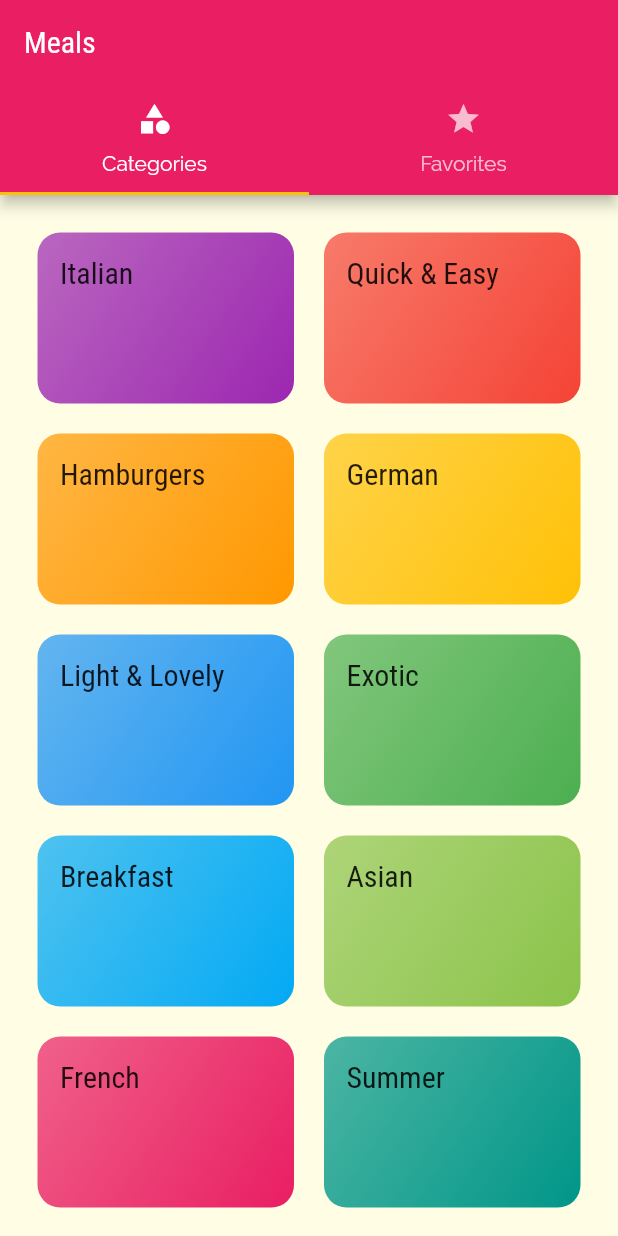
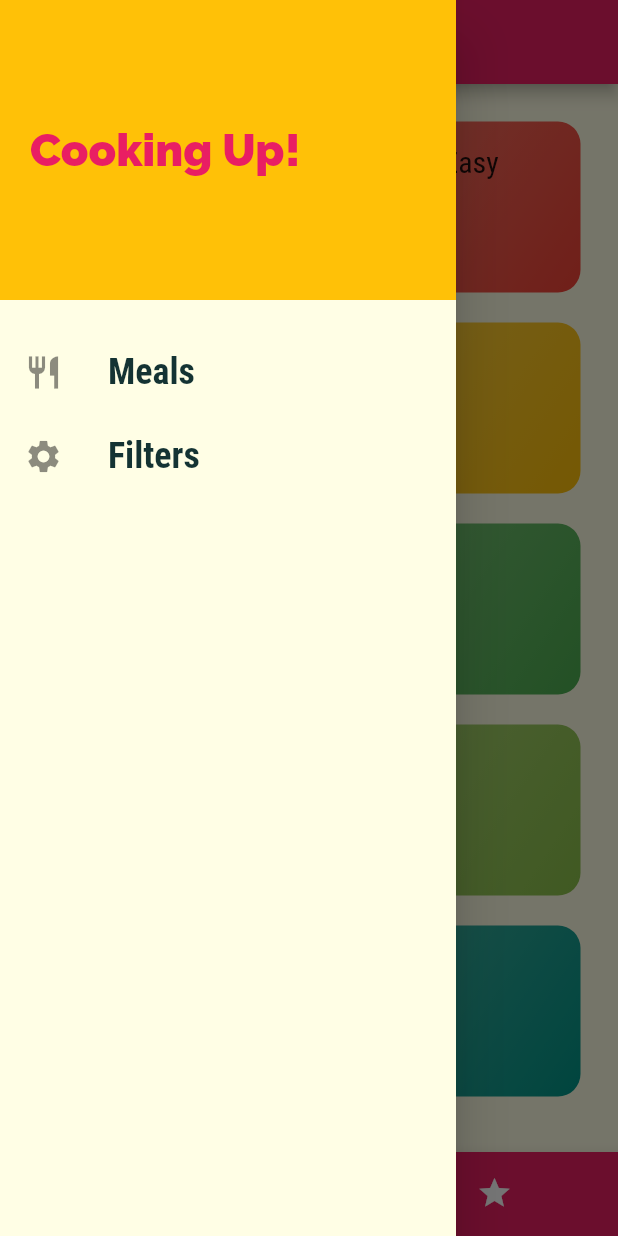
Before and after one commit to ducchungtx/meals-app, a Flutter app: the screen it shows after launch, with the side drawer open (before the commit the screen has no drawer), on a phone screen of 412 x 824 dp. Run offline on Flutter 3.47's test engine with Material 2 defaults, Android fonts, the phone set to English and light mode, and no system bars.

Commit message:
update the code

```diff
--- a/lib/main.dart
+++ b/lib/main.dart
@@ -1,16 +1,55 @@
 import 'package:flutter/material.dart';
+import 'package:meals_app/screens/filters_screen.dart';
 import 'package:meals_app/screens/tabs_screen.dart';
 
 import './screens/meal_detail_screen.dart';
 import './screens/categories_screen.dart';
 import './screens/category_meals_screen.dart';
+import './dummy_data.dart';
+import './models/meal.dart';
 
 void main() {
   runApp(const MyApp());
 }
 
-class MyApp extends StatelessWidget {
+class MyApp extends StatefulWidget {
   const MyApp({Key? key}) : super(key: key);
+
+  @override
+  State<MyApp> createState() => _MyAppState();
+}
+
+class _MyAppState extends State<MyApp> {
+  Map<String, bool> _filters = {
+    'gluten': false,
+    'lactose': false,
+    'vegan': false,
+    'vegetarian': false,
+  };
+
+  List<Meal> _availableMeals = DUMMY_MEALS;
+
+  void _setFilters(Map<String, bool> filterData) {
+    setState(() {
+      _filters = filterData;
+
+      _availableMeals = DUMMY_MEALS.where((meal) {
+        if (_filters['gluten']! && !meal.isGlutenFree) {
+          return false;
+        }
+        if (_filters['lactose']! && !meal.isLactoseFree) {
+          return false;
+        }
+        if (_filters['vegan']! && !meal.isVegan) {
+          return false;
+        }
+        if (_filters['vegetarian']! && !meal.isVegetarian) {
+          return false;
+        }
+        return true;
+      }).toList();
+    });
+  }
 
   @override
   Widget build(BuildContext context) {
@@ -34,6 +73,8 @@ class MyApp extends StatelessWidget {
         '/': (ctx) => const TabsScreen(),
         CategoryMealsScreen.routeName: (ctx) => CategoryMealsScreen(),
         MealDetailScreen.routeName: (ctx) => MealDetailScreen(),
+        FiltersScreen.routeName: (ctx) => FiltersScreen(
+            currentFilters: _filters, onFiltersChanged: _setFilters),
       },
       onGenerateRoute: (settings) {
         return MaterialPageRoute(
--- a/lib/screens/tabs_screen.dart
+++ b/lib/screens/tabs_screen.dart
@@ -1,4 +1,6 @@
 import 'package:flutter/material.dart';
+
+import '../widgets/main_drawer.dart';
 import './favorites_screen.dart';
 import './categories_screen.dart';
 
@@ -10,23 +12,50 @@ class TabsScreen extends StatefulWidget {
 }
 
 class _TabsScreenState extends State<TabsScreen> {
+  final List<Map<String, Object>> _pages = [
+    {'page': CategoriesScreen(), 'title': 'Categories'},
+    {'page': FavoritesScreen(), 'title': 'Your Favorites'},
+  ];
+
+  int _selectedPageIndex = 0;
+
+  void _selectPage(int index) {
+    setState(() {
+      _selectedPageIndex = index;
+    });
+  }
+
   @override
   Widget build(BuildContext context) {
     return DefaultTabController(
         length: 2,
+        // initialIndex: 0,
         child: Scaffold(
-            appBar: AppBar(
-                title: const Text('Meals'),
-                bottom: const TabBar(tabs: [
-                  Tab(
-                    text: 'Categories',
-                    icon: Icon(Icons.category),
-                  ),
-                  Tab(text: 'Favorites', icon: Icon(Icons.star))
-                ])),
-            body: const TabBarView(children: [
-              CategoriesScreen(),
-              FavoritesScreen(),
-            ])));
+          appBar: AppBar(
+            title: Text(_pages[_selectedPageIndex]['title'] as String),
+          ),
+          drawer: MainDrawer(),
+          body: _pages[_selectedPageIndex]['page'] as Widget,
+          bottomNavigationBar: BottomNavigationBar(
+            onTap: _selectPage,
+            backgroundColor: Theme.of(context).primaryColor,
+            unselectedItemColor: Colors.white,
+            selectedItemColor: Theme.of(context).accentColor,
+            currentIndex: _selectedPageIndex,
+            type: BottomNavigationBarType.shifting,
+            items: [
+              BottomNavigationBarItem(
+                backgroundColor: Theme.of(context).primaryColor,
+                icon: Icon(Icons.category),
+                title: const Text('Categories'),
+              ),
+              BottomNavigationBarItem(
+                backgroundColor: Theme.of(context).primaryColor,
+                icon: Icon(Icons.star),
+                title: const Text('Favorites'),
+              ),
+            ],
+          ),
+        ));
   }
 }
--- /dev/null
+++ b/lib/widgets/main_drawer.dart
@@ -0,0 +1,59 @@
+import 'package:flutter/material.dart';
+import '../screens/filters_screen.dart';
+
+class MainDrawer extends StatelessWidget {
+  const MainDrawer({Key? key}) : super(key: key);
+
+  Widget _buildListTile(String title, IconData icon, VoidCallback? tapHandler) {
+    return ListTile(
+      leading: Icon(
+        icon,
+        size: 26,
+      ),
+      title: Text(
+        title,
+        style: const TextStyle(
+          fontFamily: 'RobotoCondensed',
+          fontSize: 24,
+          fontWeight: FontWeight.bold,
+        ),
+      ),
+      onTap: tapHandler,
+    );
+  }
+
+  @override
+  Widget build(BuildContext context) {
+    return Drawer(
+      child: Column(
+        children: <Widget>[
+          Container(
+            height: 200,
+            width: double.infinity,
+            padding: const EdgeInsets.all(20),
+            alignment: Alignment.centerLeft,
+            color: Theme.of(context).accentColor,
+            child: Text(
+              'Cooking Up!',
+              style: TextStyle(
+                fontWeight: FontWeight.w900,
+                fontSize: 30,
+                color: Theme.of(context).primaryColor,
+              ),
+            ),
+          ),
+          const SizedBox(
+            height: 20,
+          ),
+          _buildListTile('Meals', Icons.restaurant,
+              () => Navigator.of(context).pushReplacementNamed('/')),
+          _buildListTile(
+              'Filters',
+              Icons.settings,
+              () => Navigator.of(context)
+                  .pushReplacementNamed(FiltersScreen.routeName)),
+        ],
+      ),
+    );
+  }
+}
```
Also changed, not shown: lib/screens/category_meals_screen.dart (+47 -19 lines), lib/screens/filters_screen.dart (added, +101 -0 lines), lib/screens/meal_detail_screen.dart (+8 -1 lines), lib/widgets/meal_item.dart (+10 -2 lines).
